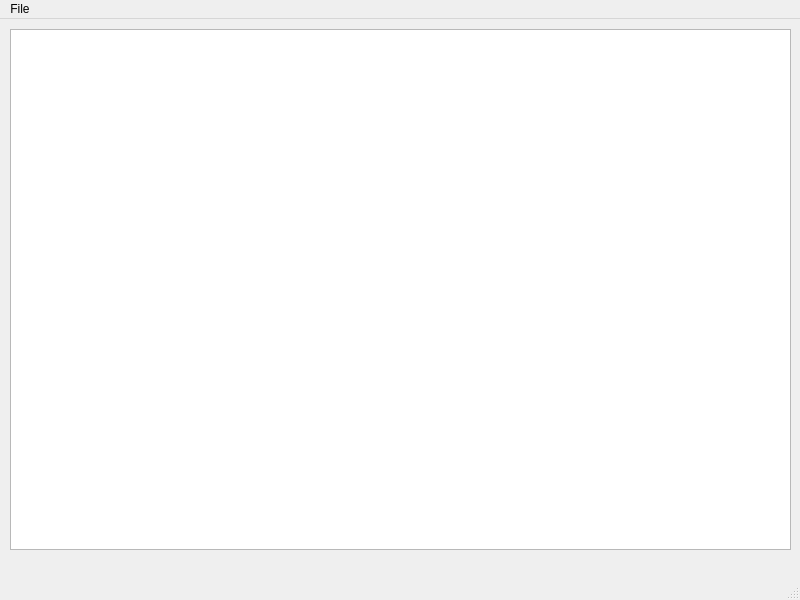
The window that src/Saveeditor_MainWindow.ui (Oberacda/BorderlandsSaveEditor) describes before a commit, drawn with Qt 5.
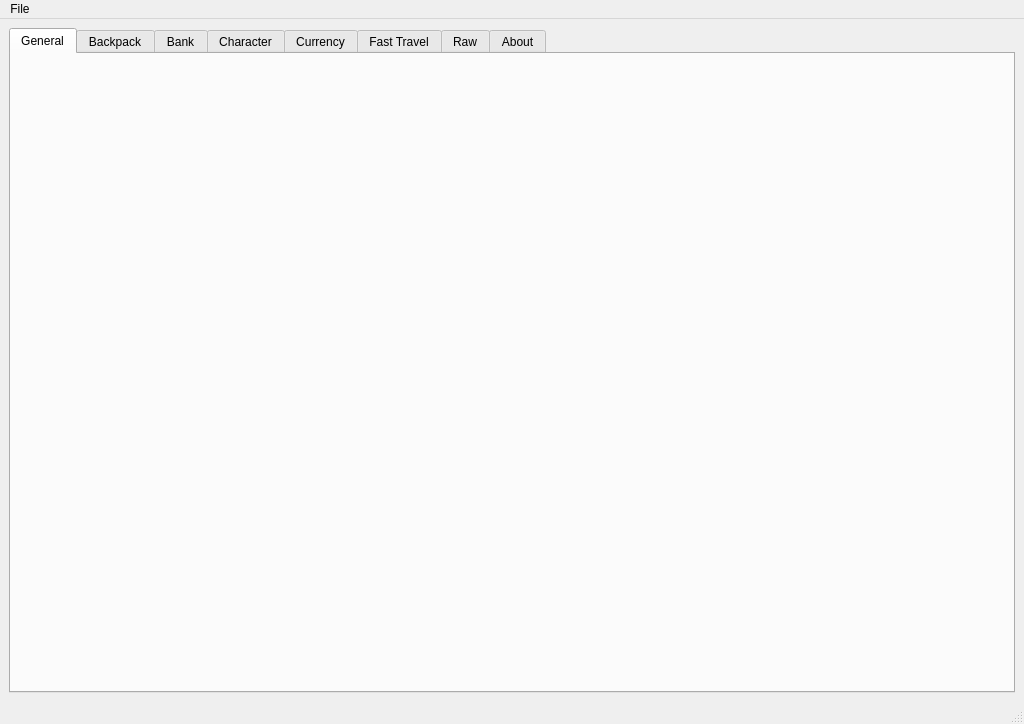
The same window after the commit.

Commit message:
Changed main screen layout.
Renamed API guard.

Diff of the .ui file:
```diff
--- a/src/Saveeditor_MainWindow.ui
+++ b/src/Saveeditor_MainWindow.ui
@@ -6,32 +6,137 @@
    <rect>
     <x>0</x>
     <y>0</y>
-    <width>800</width>
-    <height>600</height>
+    <width>1024</width>
+    <height>724</height>
    </rect>
   </property>
+  <property name="sizePolicy">
+   <sizepolicy hsizetype="Preferred" vsizetype="Preferred">
+    <horstretch>0</horstretch>
+    <verstretch>0</verstretch>
+   </sizepolicy>
+  </property>
+  <property name="minimumSize">
+   <size>
+    <width>700</width>
+    <height>400</height>
+   </size>
+  </property>
+  <property name="maximumSize">
+   <size>
+    <width>2059</width>
+    <height>1073</height>
+   </size>
+  </property>
+  <property name="baseSize">
+   <size>
+    <width>1023</width>
+    <height>512</height>
+   </size>
+  </property>
   <property name="windowTitle">
    <string>PathfinderKingmakerSaveeditor</string>
   </property>
   <widget class="QWidget" name="centralwidget">
-   <widget class="QListView" name="listView">
-    <property name="geometry">
-     <rect>
-      <x>10</x>
-      <y>10</y>
-      <width>781</width>
-      <height>521</height>
-     </rect>
-    </property>
-   </widget>
+   <property name="sizePolicy">
+    <sizepolicy hsizetype="Preferred" vsizetype="Preferred">
+     <horstretch>0</horstretch>
+     <verstretch>0</verstretch>
+    </sizepolicy>
+   </property>
+   <property name="minimumSize">
+    <size>
+     <width>700</width>
+     <height>350</height>
+    </size>
+   </property>
+   <property name="maximumSize">
+    <size>
+     <width>2048</width>
+     <height>1024</height>
+    </size>
+   </property>
+   <property name="baseSize">
+    <size>
+     <width>1024</width>
+     <height>512</height>
+    </size>
+   </property>
+   <layout class="QGridLayout" name="gridLayout">
+    <item row="0" column="0">
+     <widget class="QTabWidget" name="tabWidget">
+      <property name="sizePolicy">
+       <sizepolicy hsizetype="Expanding" vsizetype="Expanding">
+        <horstretch>0</horstretch>
+        <verstretch>0</verstretch>
+       </sizepolicy>
+      </property>
+      <property name="maximumSize">
+       <size>
+        <width>2000</width>
+        <height>1000</height>
+       </size>
+      </property>
+      <property name="baseSize">
+       <size>
+        <width>1000</width>
+        <height>500</height>
+       </size>
+      </property>
+      <property name="currentIndex">
+       <number>0</number>
+      </property>
+      <widget class="QWidget" name="general_tab">
+       <attribute name="title">
+        <string>General</string>
+       </attribute>
+      </widget>
+      <widget class="QWidget" name="backpack_tab">
+       <attribute name="title">
+        <string>Backpack</string>
+       </attribute>
+      </widget>
+      <widget class="QWidget" name="bank_tab">
+       <attribute name="title">
+        <string>Bank</string>
+       </attribute>
+      </widget>
+      <widget class="QWidget" name="character_tab">
+       <attribute name="title">
+        <string>Character</string>
+       </attribute>
+      </widget>
+      <widget class="QWidget" name="currency_tab">
+       <attribute name="title">
+        <string>Currency</string>
+       </attribute>
+      </widget>
+      <widget class="QWidget" name="fast_travel_tab">
+       <attribute name="title">
+        <string>Fast Travel</string>
+       </attribute>
+      </widget>
+      <widget class="QWidget" name="raw_tab">
+       <attribute name="title">
+        <string>Raw</string>
+       </attribute>
+      </widget>
+      <widget class="QWidget" name="about_tab">
+       <attribute name="title">
+        <string>About</string>
+       </attribute>
+      </widget>
+     </widget>
+    </item>
+   </layout>
   </widget>
   <widget class="QMenuBar" name="menubar">
    <property name="geometry">
     <rect>
      <x>0</x>
      <y>0</y>
-     <width>800</width>
-     <height>21</height>
+     <width>1024</width>
+     <height>22</height>
     </rect>
    </property>
    <widget class="QMenu" name="menuFile">
```
Left out of the diff: 2 changed lines with no effect on the pictures. The commit also changes 7 other files.
